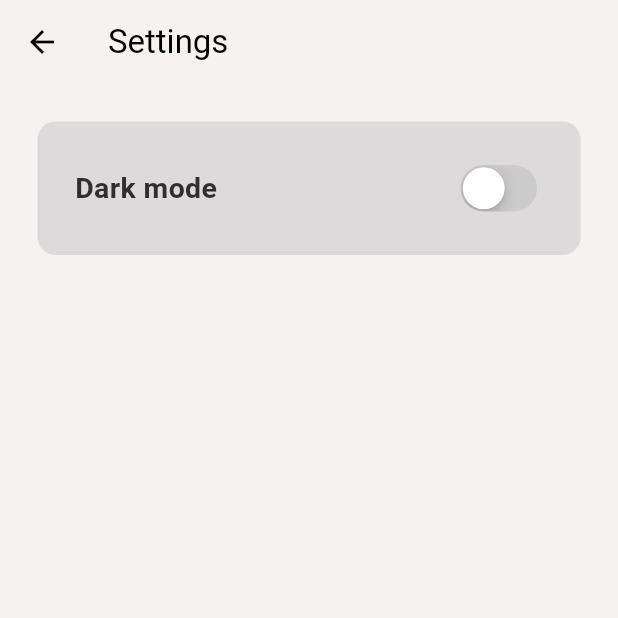
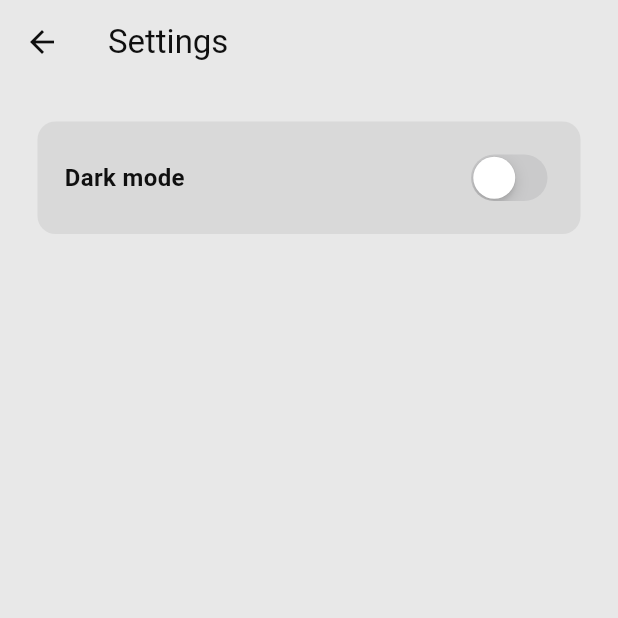
Before and after one commit to Rahim10020/BarApp, a Flutter app: the screen it shows after launch, in the side drawer, after a tap on "PARAMETRES", on a phone screen of 412 x 824 dp, the top half of it. Run offline on Flutter 3.47's test engine with Material 3 defaults, Android fonts, the light colour scheme and no system bars; our stand-ins replace isar; accounts and stored records are empty; generated files the repository leaves out were written again.

Commit message:
correction du theme

```diff
--- a/lib/pages/home_page.dart
+++ b/lib/pages/home_page.dart
@@ -13,9 +13,19 @@ class _HomePageState extends State<HomePage> {
   Widget build(BuildContext context) {
     return Scaffold(
       appBar: AppBar(
-        title: const Text("Home"),
+        elevation: 0,
+        foregroundColor: Theme.of(context).colorScheme.inversePrimary,
       ),
-      drawer: MyDrawer(),
+      drawer: const MyDrawer(),
+      backgroundColor: Theme.of(context).colorScheme.surface,
+      body: Column(
+        children: [
+          //  texte de salutation
+          // partie pour les categories
+          // Affichaage des plus vendus
+          // affichages des recemments ajoutes
+        ],
+      ),
     );
   }
 }
--- a/lib/pages/settings_page.dart
+++ b/lib/pages/settings_page.dart
@@ -15,6 +15,8 @@ class _SettingsPageState extends State<SettingsPage> {
   Widget build(BuildContext context) {
     return Scaffold(
       appBar: AppBar(
+        elevation: 0,
+        foregroundColor: Theme.of(context).colorScheme.inversePrimary,
         title: const Text("Settings"),
       ),
       backgroundColor: Theme.of(context).colorScheme.surface,
@@ -25,7 +27,7 @@ class _SettingsPageState extends State<SettingsPage> {
               borderRadius: BorderRadius.circular(12),
               color: Theme.of(context).colorScheme.primary,
             ),
-            padding: const EdgeInsets.all(25),
+            padding: const EdgeInsets.all(18),
             margin: const EdgeInsets.only(left: 25, top: 25, right: 25),
             child: Row(
               mainAxisAlignment: MainAxisAlignment.spaceBetween,
@@ -34,7 +36,7 @@ class _SettingsPageState extends State<SettingsPage> {
                   "Dark mode",
                   style: TextStyle(
                     fontWeight: FontWeight.bold,
-                    fontSize: 19,
+                    fontSize: 16,
                     color: Theme.of(context).colorScheme.inversePrimary,
                   ),
                 ),
--- a/lib/theme/dark_mode.dart
+++ b/lib/theme/dark_mode.dart
@@ -2,10 +2,10 @@ import 'package:flutter/material.dart';
 
 ThemeData darkMode = ThemeData(
   colorScheme: const ColorScheme.dark(
-    surface: Color.fromARGB(255, 19, 19, 19),
-    primary: Color.fromARGB(255, 55, 54, 54),
-    secondary: Color.fromARGB(255, 61, 59, 59),
-    tertiary: Color.fromARGB(255, 53, 51, 51),
-    inversePrimary: Color.fromARGB(255, 228, 225, 225),
+    surface: Color(0xFF242424),
+    primary: Color(0xFF383838),
+    secondary: Color(0xFF383838),
+    tertiary: Color(0xFF4D4D4D),
+    inversePrimary: Color(0xFFF0F0F0),
   ),
 );
--- a/lib/theme/light_mode.dart
+++ b/lib/theme/light_mode.dart
@@ -1,11 +1,11 @@
 import 'package:flutter/material.dart';
 
 ThemeData lightMode = ThemeData(
-  colorScheme: ColorScheme.light(
-    surface: const Color.fromARGB(255, 247, 242, 242),
-    primary: const Color.fromARGB(255, 220, 218, 218),
-    secondary: Colors.grey.shade500,
-    tertiary: Colors.white,
-    inversePrimary: const Color.fromARGB(255, 48, 47, 47),
+  colorScheme: const ColorScheme.light(
+    surface: Color(0xFFE8E8E8),
+    primary: Color(0xFFD9D9D9),
+    secondary: Color(0xFF919191),
+    tertiary: Color(0xFF737373),
+    inversePrimary: Color(0xFF0F0F0F),
   ),
 );
--- a/pubspec.yaml
+++ b/pubspec.yaml
@@ -36,7 +36,7 @@ dependencies:
   # Use with the CupertinoIcons class for iOS style icons.
   cupertino_icons: ^1.0.8
   provider: ^6.1.2
-  google_nav_bar:
+  google_nav_bar: ^5.0.7
   isar: ^3.1.0+1
   isar_flutter_libs: ^3.1.0+1
   path_provider: ^2.1.5
```
